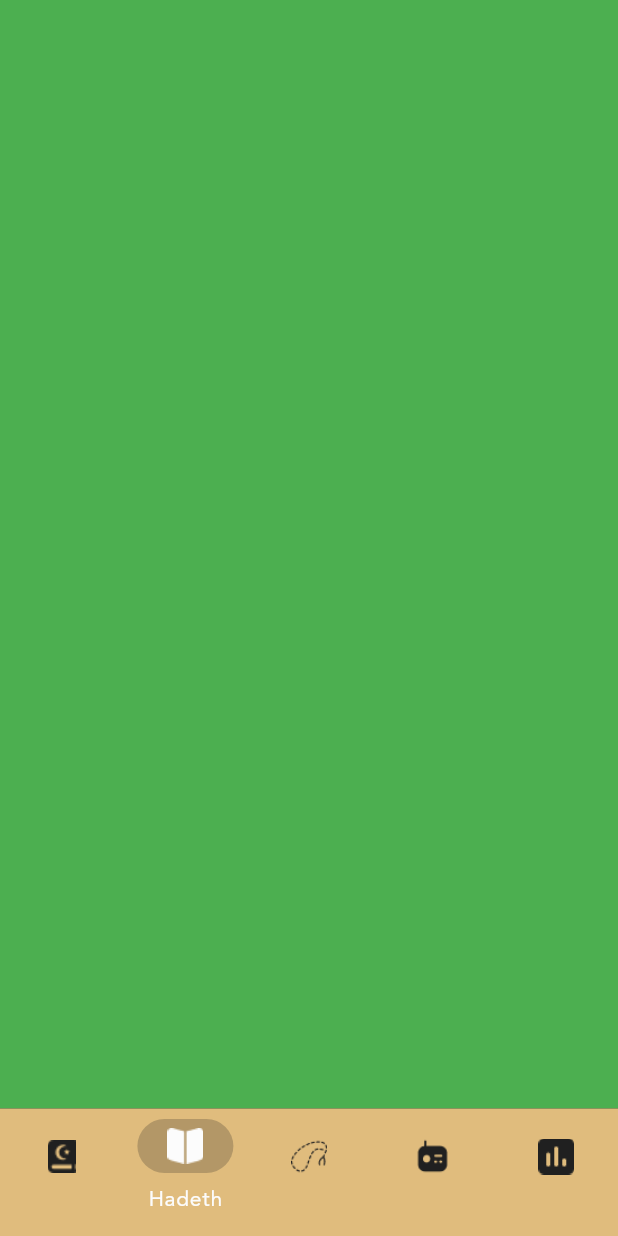
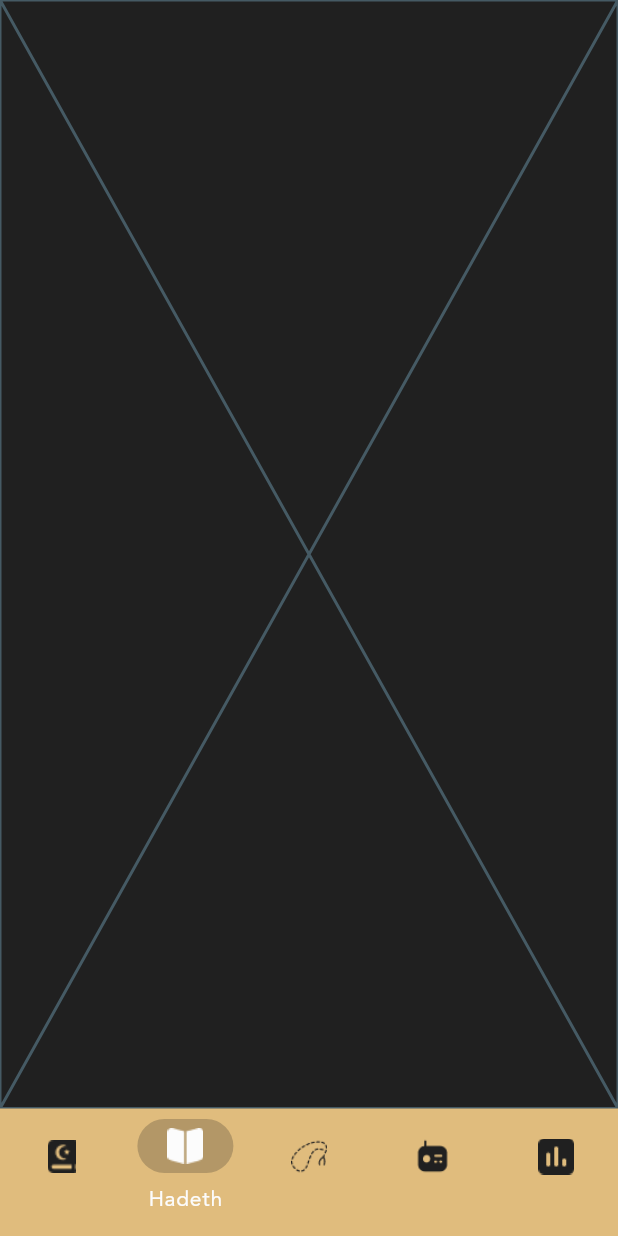
Before and after one commit to wedad-gamal/IslamiMobileApplication, a Flutter app: the screen it shows after launch, swiped to page 2, on a phone screen of 412 x 824 dp. Run offline on Flutter 3.47's test engine with Material 3 defaults, Android fonts, the phone set to English and light mode, and no system bars; our stand-ins replace animate_do.

Commit message:
Add HadethTab and update HomeScreen routing
Integrated the `HadethTab` widget into the `HomeScreen` tab list, replacing a placeholder container. Additionally, updated the `HomeScreen` route name from "/" to "homeScreen".

```diff
--- a/lib/ui/home/home_screen.dart
+++ b/lib/ui/home/home_screen.dart
@@ -2,9 +2,10 @@ import 'package:animate_do/animate_do.dart';
 import 'package:flutter/material.dart';
 import 'package:islami_application/theme/colors.dart';
 import 'package:islami_application/theme/text_styles.dart';
+import 'package:islami_application/ui/home/tabs/hadeth_tab/hadeth_tab.dart';
 import 'package:islami_application/ui/home/tabs/home_tab/home_tab.dart';
 class HomeScreen extends StatefulWidget {
-  static const String routeName = "/";
+  static const String routeName = "homeScreen";
   const HomeScreen({super.key});
 
   @override
@@ -15,7 +16,7 @@ class _HomeScreenState extends State<HomeScreen> {
   int currentIndex = 0;
   List<Widget> tabs = [
     HomeTab(),
-    Container(color: Colors.green),
+    HadethTab(),
     Container(color: Colors.blue),
     Container(color: Colors.yellow),
     Container(color: Colors.pink),
--- /dev/null
+++ b/lib/ui/home/tabs/hadeth_tab/hadeth_tab.dart
@@ -0,0 +1,10 @@
+import 'package:flutter/material.dart';
+
+class HadethTab extends StatelessWidget {
+  const HadethTab({super.key});
+
+  @override
+  Widget build(BuildContext context) {
+    return const Placeholder();
+  }
+}
```
